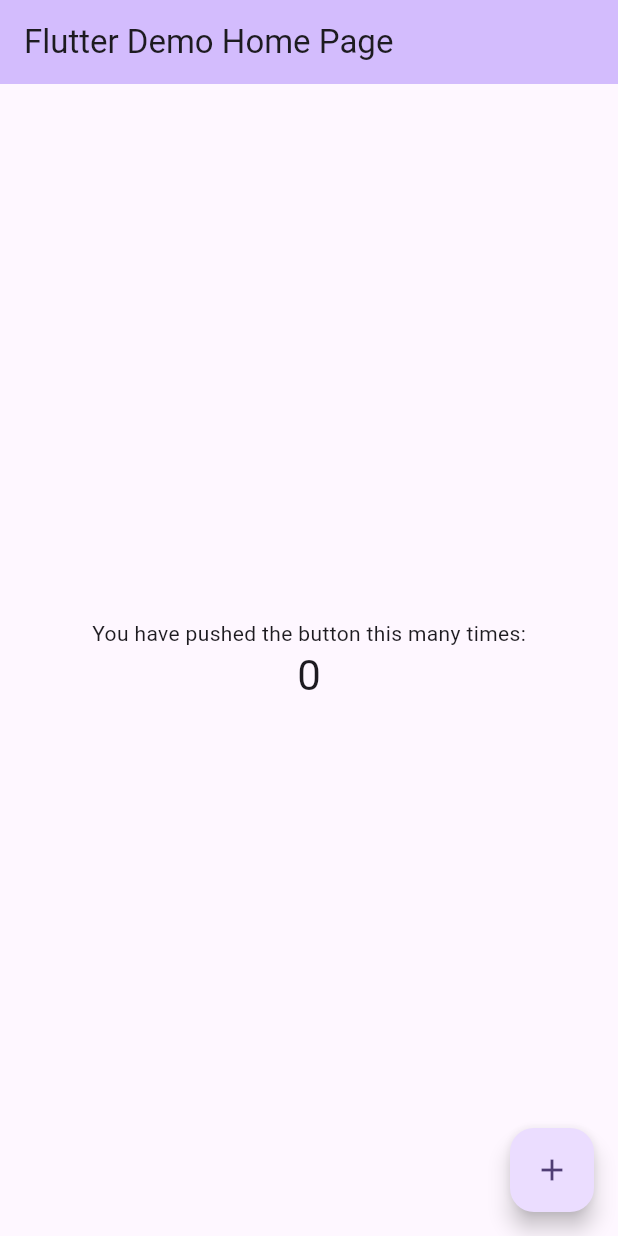
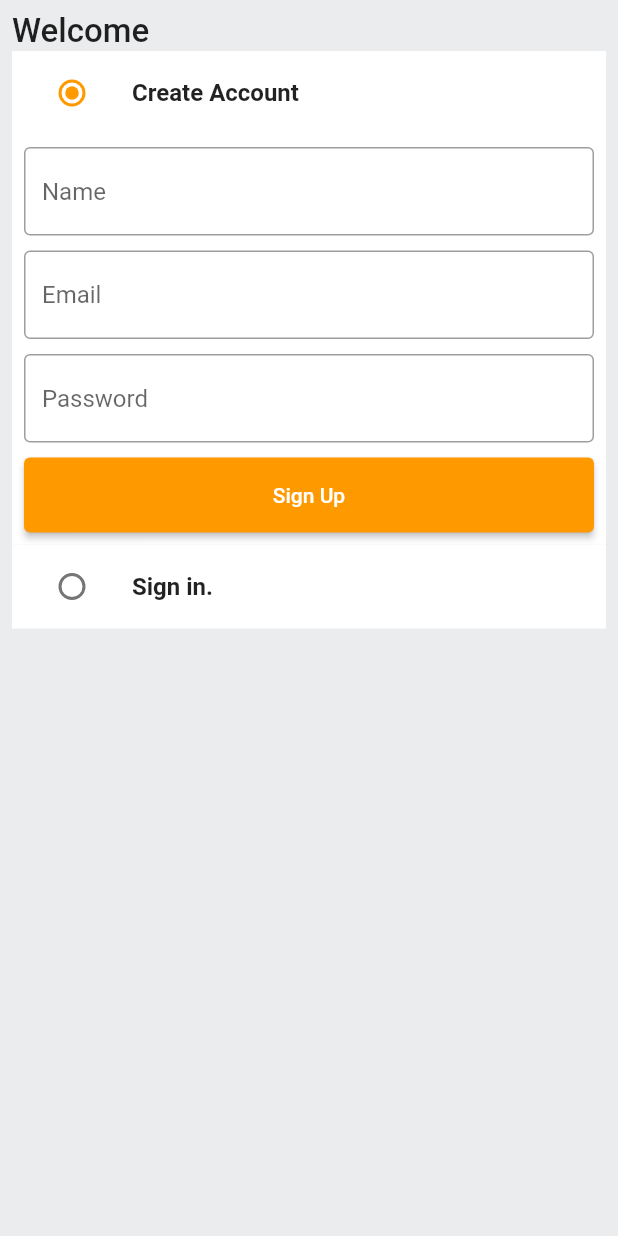
Before and after one commit to shaurya-1999/amazon_clone, a Flutter app: the screen it shows after launch, on a phone screen of 412 x 824 dp. Run offline on Flutter 3.47's test engine with Material 2 defaults, Android fonts, the phone set to English and light mode, and no system bars.

Commit message:
Auth Screen UI

```diff
--- /dev/null
+++ b/amazon_clone/lib/common/widgets/custom_button.dart
@@ -0,0 +1,17 @@
+import 'package:flutter/material.dart';
+
+class CustomButton extends StatelessWidget {
+  final String text;
+  final VoidCallback onTap;
+  const CustomButton({super.key, required this.text, required this.onTap});
+
+  @override
+  Widget build(BuildContext context) {
+    return ElevatedButton(
+      onPressed: onTap,
+      style: ElevatedButton.styleFrom(
+          minimumSize: const Size(double.infinity, 50)),
+      child: Text(text),
+    );
+  }
+}
--- /dev/null
+++ b/amazon_clone/lib/common/widgets/custom_textfield.dart
@@ -0,0 +1,25 @@
+import 'package:flutter/material.dart';
+
+class CustomTextField extends StatelessWidget {
+  final TextEditingController controller;
+  final String hintText;
+  const CustomTextField(
+      {required this.hintText, super.key, required this.controller});
+
+  @override
+  Widget build(BuildContext context) {
+    return TextFormField(
+      validator: (val) {},
+      controller: controller,
+      decoration: InputDecoration(
+        hintText: hintText,
+        border: OutlineInputBorder(
+          borderSide: BorderSide(color: Colors.black38),
+        ),
+        enabledBorder: OutlineInputBorder(
+          borderSide: BorderSide(color: Colors.black38),
+        ),
+      ),
+    );
+  }
+}
--- /dev/null
+++ b/amazon_clone/lib/constants/global_variables.dart
@@ -0,0 +1,52 @@
+import 'package:flutter/material.dart';
+
+String uri = 'http://<yourip>:3000';
+
+class GlobalVariables {
+  // COLORS
+  static const appBarGradient = LinearGradient(
+    colors: [
+      Color.fromARGB(255, 29, 201, 192),
+      Color.fromARGB(255, 125, 221, 216),
+    ],
+    stops: [0.5, 1.0],
+  );
+
+  static const secondaryColor = Color.fromRGBO(255, 153, 0, 1);
+  static const backgroundColor = Colors.white;
+  static const Color greyBackgroundCOlor = Color(0xffebecee);
+  static var selectedNavBarColor = Colors.cyan[800]!;
+  static const unselectedNavBarColor = Colors.black87;
+
+  // STATIC IMAGES
+  static const List<String> carouselImages = [
+    'https://images-eu.ssl-images-amazon.com/images/G/31/img21/Wireless/WLA/TS/D37847648_Accessories_savingdays_Jan22_Cat_PC_1500.jpg',
+    'https://images-eu.ssl-images-amazon.com/images/G/31/img2021/Vday/bwl/English.jpg',
+    'https://images-eu.ssl-images-amazon.com/images/G/31/img22/Wireless/AdvantagePrime/BAU/14thJan/D37196025_IN_WL_AdvantageJustforPrime_Jan_Mob_ingress-banner_1242x450.jpg',
+    'https://images-na.ssl-images-amazon.com/images/G/31/Symbol/2020/00NEW/1242_450Banners/PL31_copy._CB432483346_.jpg',
+    'https://images-na.ssl-images-amazon.com/images/G/31/img21/shoes/September/SSW/pc-header._CB641971330_.jpg',
+  ];
+
+  static const List<Map<String, String>> categoryImages = [
+    {
+      'title': 'Mobiles',
+      'image': 'assets/images/mobiles.jpeg',
+    },
+    {
+      'title': 'Essentials',
+      'image': 'assets/images/essentials.jpeg',
+    },
+    {
+      'title': 'Appliances',
+      'image': 'assets/images/appliances.jpeg',
+    },
+    {
+      'title': 'Books',
+      'image': 'assets/images/books.jpeg',
+    },
+    {
+      'title': 'Fashion',
+      'image': 'assets/images/fashion.jpeg',
+    },
+  ];
+}
--- /dev/null
+++ b/amazon_clone/lib/features/screens/auth_screen.dart
@@ -0,0 +1,154 @@
+import 'package:amazon_clone/common/widgets/custom_button.dart';
+import 'package:amazon_clone/common/widgets/custom_textfield.dart';
+import 'package:amazon_clone/constants/global_variables.dart';
+import 'package:flutter/material.dart';
+
+enum Auth {
+  signin,
+  signup,
+}
+
+class AuthScreen extends StatefulWidget {
+  static const String routeName = '/auth-screen';
+  const AuthScreen({super.key});
+
+  @override
+  State<AuthScreen> createState() => _AuthScreenState();
+}
+
+class _AuthScreenState extends State<AuthScreen> {
+  Auth _auth = Auth.signup;
+  final _signupFormKey = GlobalKey<FormState>();
+  final _signinFormKey = GlobalKey<FormState>();
+  final TextEditingController _emailController = TextEditingController();
+  final TextEditingController _passwordController = TextEditingController();
+  final TextEditingController _nameController = TextEditingController();
+
+  @override
+  void dispose() {
+    // TODO: implement dispose
+    super.dispose();
+    _emailController.dispose();
+    _passwordController.dispose();
+    _nameController.dispose();
+  }
+
+  @override
+  Widget build(BuildContext context) {
+    //using named routes
+
+    return Scaffold(
+      backgroundColor: GlobalVariables.greyBackgroundCOlor,
+      body: SafeArea(
+          child: Padding(
+        padding: const EdgeInsets.all(8.0),
+        child: Column(
+          crossAxisAlignment: CrossAxisAlignment.start,
+          children: [
+            const Text(
+              'Welcome',
+              style: TextStyle(fontSize: 22, fontWeight: FontWeight.w500),
+            ),
+            ListTile(
+              tileColor: _auth == Auth.signup
+                  ? GlobalVariables.backgroundColor
+                  : GlobalVariables.greyBackgroundCOlor,
+              title: const Text(
+                'Create Account',
+                style: TextStyle(fontWeight: FontWeight.bold),
+              ),
+              leading: Radio(
+                activeColor: GlobalVariables.secondaryColor,
+                value: Auth.signup,
+                groupValue: _auth,
+                onChanged: (Auth? val) {
+                  setState(() {
+                    _auth = val!;
+                  });
+                },
+              ),
+            ),
+            if (_auth == Auth.signup)
+              Container(
+                padding: const EdgeInsets.all(8),
+                color: GlobalVariables.backgroundColor,
+                child: Form(
+                  key: _signupFormKey,
+                  child: Column(
+                    children: [
+                      CustomTextField(
+                          hintText: 'Name', controller: _nameController),
+                      const SizedBox(
+                        height: 10,
+                      ),
+                      CustomTextField(
+                        controller: _emailController,
+                        hintText: 'Email',
+                      ),
+                      const SizedBox(
+                        height: 10,
+                      ),
+                      CustomTextField(
+                        controller: _passwordController,
+                        hintText: 'Password',
+                      ),
+                      const SizedBox(
+                        height: 10,
+                      ),
+                      CustomButton(text: 'Sign Up', onTap: () {})
+                    ],
+                  ),
+                ),
+              ),
+            ListTile(
+              tileColor: _auth == Auth.signup
+                  ? GlobalVariables.backgroundColor
+                  : GlobalVariables.greyBackgroundCOlor,
+              title: const Text(
+                'Sign in.',
+                style: TextStyle(fontWeight: FontWeight.bold),
+              ),
+              leading: Radio(
+                activeColor: GlobalVariables.secondaryColor,
+                value: Auth.signin,
+                groupValue: _auth,
+                onChanged: (Auth? val) {
+                  setState(() {
+                    _auth = val!;
+                  });
+                },
+              ),
+            ),
+            if (_auth == Auth.signin)
+              Container(
+                padding: const EdgeInsets.all(8),
+                color: GlobalVariables.backgroundColor,
+                child: Form(
+                  key: _signupFormKey,
+                  child: Column(
+                    children: [
+                      CustomTextField(
+                        controller: _emailController,
+                        hintText: 'Email',
+                      ),
+                      const SizedBox(
+                        height: 10,
+                      ),
+                      CustomTextField(
+                        controller: _passwordController,
+                        hintText: 'Password',
+                      ),
+                      const SizedBox(
+                        height: 10,
+                      ),
+                      CustomButton(text: 'Sign In', onTap: () {})
+                    ],
+                  ),
+                ),
+              ),
+          ],
+        ),
+      )),
+    );
+  }
+}
--- a/amazon_clone/lib/main.dart
+++ b/amazon_clone/lib/main.dart
@@ -1,125 +1,34 @@
+import 'package:amazon_clone/constants/global_variables.dart';
+import 'package:amazon_clone/features/screens/auth_screen.dart';
+import 'package:amazon_clone/router.dart';
 import 'package:flutter/material.dart';
 
 void main() {
-  runApp(const MyApp());
+  runApp(
+    const MyApp(),
+  );
 }
 
 class MyApp extends StatelessWidget {
   const MyApp({super.key});
 
-  // This widget is the root of your application.
   @override
   Widget build(BuildContext context) {
     return MaterialApp(
-      title: 'Flutter Demo',
+      title: 'Amazon Clone',
       theme: ThemeData(
-        // This is the theme of your application.
-        //
-        // TRY THIS: Try running your application with "flutter run". You'll see
-        // the application has a blue toolbar. Then, without quitting the app,
-        // try changing the seedColor in the colorScheme below to Colors.green
-        // and then invoke "hot reload" (save your changes or press the "hot
-        // reload" button in a Flutter-supported IDE, or press "r" if you used
-        // the command line to start the app).
-        //
-        // Notice that the counter didn't reset back to zero; the application
-        // state is not lost during the reload. To reset the state, use hot
-        // restart instead.
-        //
-        // This works for code too, not just values: Most code changes can be
-        // tested with just a hot reload.
-        colorScheme: ColorScheme.fromSeed(seedColor: Colors.deepPurple),
-        useMaterial3: true,
+        scaffoldBackgroundColor: GlobalVariables.backgroundColor,
+        colorScheme:
+            const ColorScheme.light(primary: GlobalVariables.secondaryColor),
+        appBarTheme: const AppBarTheme(
+          elevation: 0,
+          iconTheme: IconThemeData(color: Colors.black),
+        ),
+        //colorScheme: ColorScheme.fromSeed(seedColor: Colors.deepPurple),
+        //useMaterial3: true,
       ),
-      home: const MyHomePage(title: 'Flutter Demo Home Page'),
+      onGenerateRoute: (settings) => generateRoute(settings),
+      home: const AuthScreen(),
     );
   }
 }
-
-class MyHomePage extends StatefulWidget {
-  const MyHomePage({super.key, required this.title});
-
-  // This widget is the home page of your application. It is stateful, meaning
-  // that it has a State object (defined below) that contains fields that affect
-  // how it looks.
-
-  // This class is the configuration for the state. It holds the values (in this
-  // case the title) provided by the parent (in this case the App widget) and
-  // used by the build method of the State. Fields in a Widget subclass are
-  // always marked "final".
-
-  final String title;
-
-  @override
-  State<MyHomePage> createState() => _MyHomePageState();
-}
-
-class _MyHomePageState extends State<MyHomePage> {
-  int _counter = 0;
-
-  void _incrementCounter() {
-    setState(() {
-      // This call to setState tells the Flutter framework that something has
-      // changed in this State, which causes it to rerun the build method below
-      // so that the display can reflect the updated values. If we changed
-      // _counter without calling setState(), then the build method would not be
-      // called again, and so nothing would appear to happen.
-      _counter++;
-    });
-  }
-
-  @override
-  Widget build(BuildContext context) {
-    // This method is rerun every time setState is called, for instance as done
-    // by the _incrementCounter method above.
-    //
-    // The Flutter framework has been optimized to make rerunning build methods
-    // fast, so that you can just rebuild anything that needs updating rather
-    // than having to individually change instances of widgets.
-    return Scaffold(
-      appBar: AppBar(
-        // TRY THIS: Try changing the color here to a specific color (to
-        // Colors.amber, perhaps?) and trigger a hot reload to see the AppBar
-        // change color while the other colors stay the same.
-        backgroundColor: Theme.of(context).colorScheme.inversePrimary,
-        // Here we take the value from the MyHomePage object that was created by
-        // the App.build method, and use it to set our appbar title.
-        title: Text(widget.title),
-      ),
-      body: Center(
-        // Center is a layout widget. It takes a single child and positions it
-        // in the middle of the parent.
-        child: Column(
-          // Column is also a layout widget. It takes a list of children and
-          // arranges them vertically. By default, it sizes itself to fit its
-          // children horizontally, and tries to be as tall as its parent.
-          //
-          // Column has various properties to control how it sizes itself and
-          // how it positions its children. Here we use mainAxisAlignment to
-          // center the children vertically; the main axis here is the vertical
-          // axis because Columns are vertical (the cross axis would be
-          // horizontal).
-          //
-          // TRY THIS: Invoke "debug painting" (choose the "Toggle Debug Paint"
-          // action in the IDE, or press "p" in the console), to see the
-          // wireframe for each widget.
-          mainAxisAlignment: MainAxisAlignment.center,
-          children: <Widget>[
-            const Text(
-              'You have pushed the button this many times:',
-            ),
-            Text(
-              '$_counter',
-              style: Theme.of(context).textTheme.headlineMedium,
-            ),
-          ],
-        ),
-      ),
-      floatingActionButton: FloatingActionButton(
-        onPressed: _incrementCounter,
-        tooltip: 'Increment',
-        child: const Icon(Icons.add),
-      ), // This trailing comma makes auto-formatting nicer for build methods.
-    );
-  }
-}
--- /dev/null
+++ b/amazon_clone/lib/router.dart
@@ -0,0 +1,17 @@
+import 'package:amazon_clone/features/screens/auth_screen.dart';
+import 'package:flutter/material.dart';
+
+Route<dynamic> generateRoute(RouteSettings routeSettings) {
+  switch (routeSettings.name) {
+    case AuthScreen.routeName:
+      return MaterialPageRoute(
+          builder: (_) => const AuthScreen(), settings: routeSettings);
+    default:
+      return MaterialPageRoute(
+        settings: routeSettings,
+        builder: (_) => const Scaffold(
+          body: Center(child: Text('Screen does not exist')),
+        ),
+      );
+  }
+}
```
